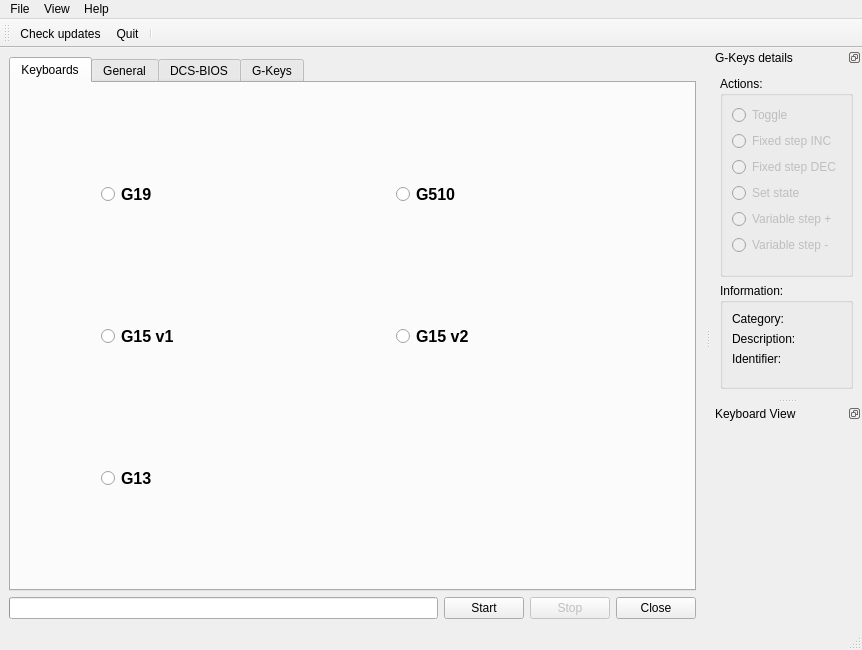
emcek/dcspy, file dcspy/ui/qtdcs.ui: the form before one commit.
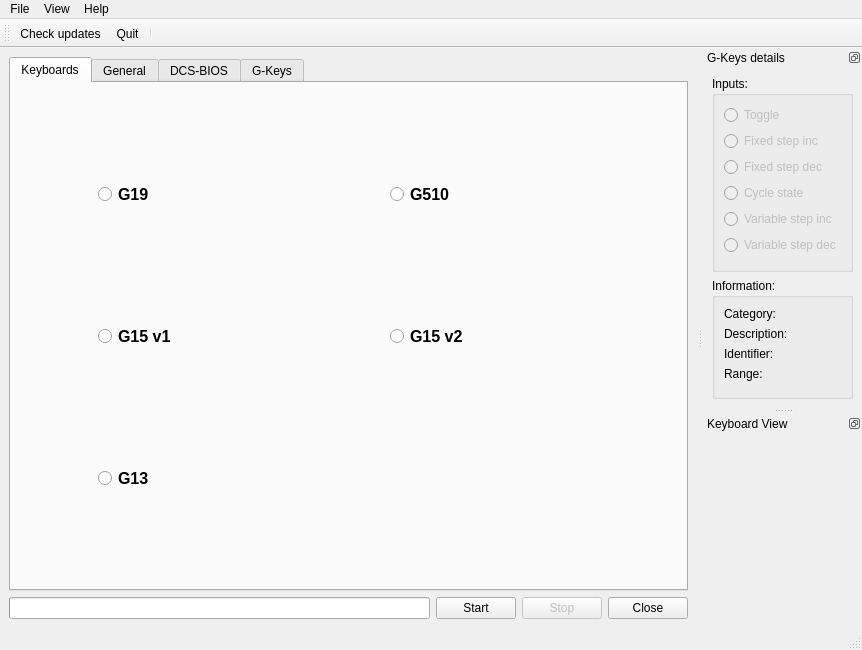
The form after the commit. Icons and pictures are not drawn.

Commit message: update gui: tooltips, rb interfaces add range

Patch:
```diff
--- a/dcspy/ui/qtdcs.ui
+++ b/dcspy/ui/qtdcs.ui
@@ -708,13 +708,13 @@
    <property name="minimumSize">
     <size>
      <width>150</width>
-     <height>350</height>
+     <height>360</height>
     </size>
    </property>
    <property name="maximumSize">
     <size>
      <width>524287</width>
-     <height>350</height>
+     <height>360</height>
     </size>
    </property>
    <property name="floating">
@@ -737,7 +737,7 @@
      <item>
       <widget class="QGroupBox" name="groupBox_5">
        <property name="title">
-        <string>Actions:</string>
+        <string>Inputs:</string>
        </property>
        <layout class="QVBoxLayout" name="verticalLayout_3">
         <item>
@@ -756,7 +756,7 @@
            <bool>false</bool>
           </property>
           <property name="text">
-           <string>Fixed step INC</string>
+           <string>Fixed step inc</string>
           </property>
          </widget>
         </item>
@@ -766,7 +766,7 @@
            <bool>false</bool>
           </property>
           <property name="text">
-           <string>Fixed step DEC</string>
+           <string>Fixed step dec</string>
           </property>
          </widget>
         </item>
@@ -776,7 +776,7 @@
            <bool>false</bool>
           </property>
           <property name="text">
-           <string>Set state</string>
+           <string>Cycle state</string>
           </property>
          </widget>
         </item>
@@ -786,7 +786,7 @@
            <bool>false</bool>
           </property>
           <property name="text">
-           <string>Variable step +</string>
+           <string>Variable step inc</string>
           </property>
          </widget>
         </item>
@@ -796,7 +796,7 @@
            <bool>false</bool>
           </property>
           <property name="text">
-           <string>Variable step -</string>
+           <string>Variable step dec</string>
           </property>
          </widget>
         </item>
@@ -843,6 +843,13 @@
           </property>
          </widget>
         </item>
+        <item>
+         <widget class="QLabel" name="l_range">
+          <property name="text">
+           <string>Range:</string>
+          </property>
+         </widget>
+        </item>
         <item>
          <spacer name="verticalSpacer">
           <property name="orientation">
```
Left out of the diff: 24 changed lines with no effect on the pictures.
